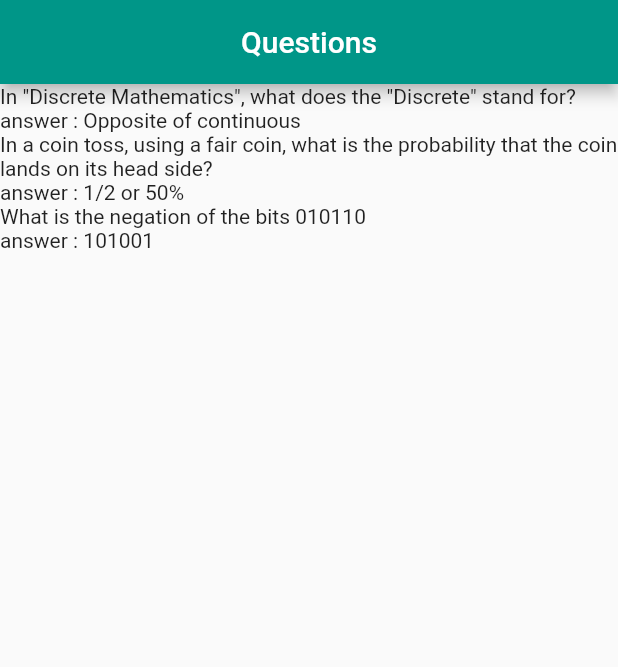
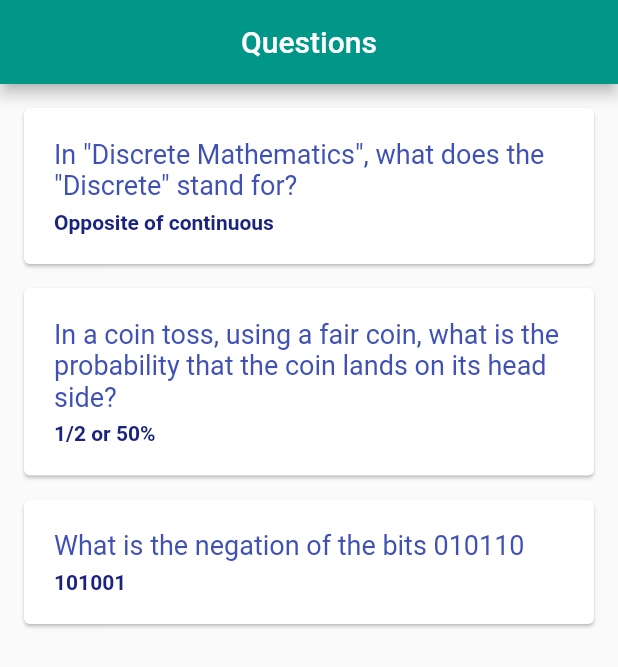
Before and after one commit to EliottBICS/DiscreteHelper, a Flutter app: the screen it shows after launch, on a phone screen of 412 x 824 dp. Shown: the top 667 px of the screen. Run offline on Flutter 3.47's test engine with Material 2 defaults, Android fonts, the phone set to English and light mode, and no system bars.

Commit message:
Questions are now in cards

```diff
--- a/lib/main.dart
+++ b/lib/main.dart
@@ -13,13 +13,38 @@ class QuoteList extends StatefulWidget {
 class _QuoteListState extends State<QuoteList> {
 
   List<Question> questions = [
-
     Question("In \"Discrete Mathematics\", what does the \"Discrete\" stand for?", "Opposite of continuous"),
     Question("In a coin toss, using a fair coin, what is the probability that the coin lands on its head side?", "1/2 or 50%"),
     Question("What is the negation of the bits 010110", "101001")
+  ];
 
-
-  ];
+  Widget questionTemplate(question){
+    return Card(
+      margin: EdgeInsets.fromLTRB(16, 16, 16, 0),
+      child: Padding(
+        padding: const EdgeInsets.all(20.0),
+        child: Column(
+          crossAxisAlignment: CrossAxisAlignment.stretch,
+          children: [
+            Text(question.intitulate,
+              style: TextStyle(
+                  fontSize: 18,
+                  color: Colors.indigo)
+            ),
+            SizedBox( height: 6.0),
+            Text(
+              question.answer,
+              style: TextStyle(
+                fontSize: 14,
+                color: Colors.indigo[900],
+                fontWeight: FontWeight.bold
+              ),
+            )
+          ],
+        ),
+      )
+    );
+  }
 
   @override
   Widget build(BuildContext context) {
@@ -32,7 +57,7 @@ class _QuoteListState extends State<QuoteList> {
       backgroundColor: Colors.tealAccent[50],
       body: Column(
         crossAxisAlignment: CrossAxisAlignment.start ,
-        children: questions.map((question) => Text('${question.intitulate} \nanswer : ${question.answer}')).toList(),
+        children: questions.map((question) => questionTemplate(question)).toList(),
       ),
     );
   }
```
